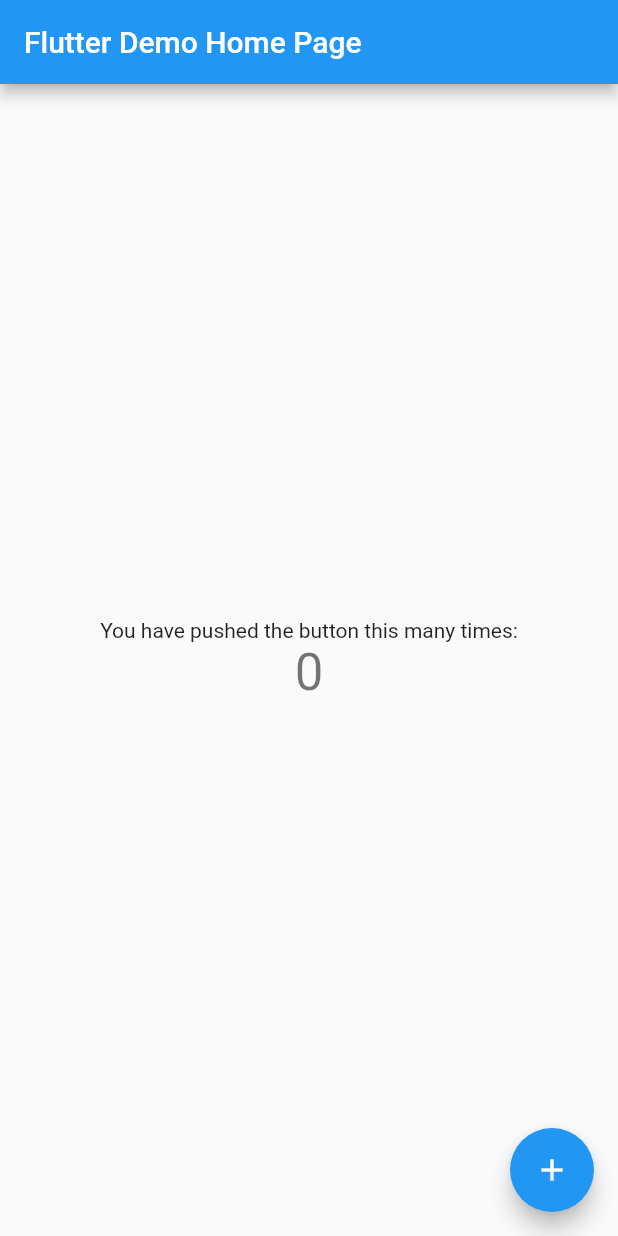
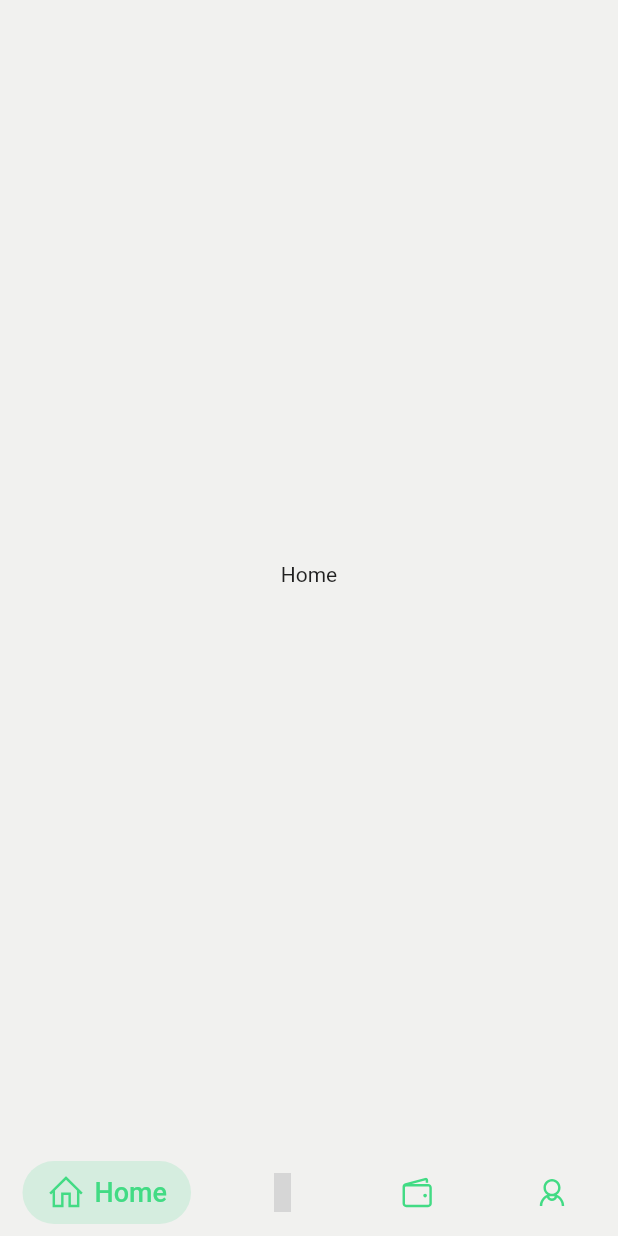
Before and after one commit to udz-codes/mockoin, a Flutter app: the screen it shows after launch, on a phone screen of 412 x 824 dp. Run offline on Flutter 3.47's test engine with Material 2 defaults, Android fonts, the phone set to English and light mode, and no system bars; drawn by our look-alikes of google_nav_bar; our stand-ins replace line_icons; grey boxes are pictures that could not be loaded.

Commit message:
Navbar Setup

```diff
--- /dev/null
+++ b/lib/constants.dart
@@ -0,0 +1,9 @@
+import 'package:flutter/material.dart';
+
+const Color kColorGreen = Color(0xff42db84);
+const Color kColorGreenLight = Color(0xffd5eddf);
+
+const Color kColorBlue = Color(0xff116479);
+
+const Color kColorDark = Color(0xff2E2E2E);
+const Color kColorLight = Color(0xfff1f1ef);
--- a/lib/main.dart
+++ b/lib/main.dart
@@ -1,4 +1,5 @@
 import 'package:flutter/material.dart';
+import 'package:mockoin/mockoin.dart';
 
 void main() {
   runApp(const MyApp());
@@ -7,109 +8,14 @@
 class MyApp extends StatelessWidget {
   const MyApp({Key? key}) : super(key: key);
 
-  // This widget is the root of your application.
   @override
   Widget build(BuildContext context) {
     return MaterialApp(
       title: 'Flutter Demo',
       theme: ThemeData(
-        // This is the theme of your application.
-        //
-        // Try running your application with "flutter run". You'll see the
-        // application has a blue toolbar. Then, without quitting the app, try
-        // changing the primarySwatch below to Colors.green and then invoke
-        // "hot reload" (press "r" in the console where you ran "flutter run",
-        // or simply save your changes to "hot reload" in a Flutter IDE).
-        // Notice that the counter didn't reset back to zero; the application
-        // is not restarted.
         primarySwatch: Colors.blue,
       ),
-      home: const MyHomePage(title: 'Flutter Demo Home Page'),
+      home: const Mockoin(),
     );
   }
 }
-
-class MyHomePage extends StatefulWidget {
-  const MyHomePage({Key? key, required this.title}) : super(key: key);
-
-  // This widget is the home page of your application. It is stateful, meaning
-  // that it has a State object (defined below) that contains fields that affect
-  // how it looks.
-
-  // This class is the configuration for the state. It holds the values (in this
-  // case the title) provided by the parent (in this case the App widget) and
-  // used by the build method of the State. Fields in a Widget subclass are
-  // always marked "final".
-
-  final String title;
-
-  @override
-  State<MyHomePage> createState() => _MyHomePageState();
-}
-
-class _MyHomePageState extends State<MyHomePage> {
-  int _counter = 0;
-
-  void _incrementCounter() {
-    setState(() {
-      // This call to setState tells the Flutter framework that something has
-      // changed in this State, which causes it to rerun the build method below
-      // so that the display can reflect the updated values. If we changed
-      // _counter without calling setState(), then the build method would not be
-      // called again, and so nothing would appear to happen.
-      _counter++;
-    });
-  }
-
-  @override
-  Widget build(BuildContext context) {
-    // This method is rerun every time setState is called, for instance as done
-    // by the _incrementCounter method above.
-    //
-    // The Flutter framework has been optimized to make rerunning build methods
-    // fast, so that you can just rebuild anything that needs updating rather
-    // than having to individually change instances of widgets.
-    return Scaffold(
-      appBar: AppBar(
-        // Here we take the value from the MyHomePage object that was created by
-        // the App.build method, and use it to set our appbar title.
-        title: Text(widget.title),
-      ),
-      body: Center(
-        // Center is a layout widget. It takes a single child and positions it
-        // in the middle of the parent.
-        child: Column(
-          // Column is also a layout widget. It takes a list of children and
-          // arranges them vertically. By default, it sizes itself to fit its
-          // children horizontally, and tries to be as tall as its parent.
-          //
-          // Invoke "debug painting" (press "p" in the console, choose the
-          // "Toggle Debug Paint" action from the Flutter Inspector in Android
-          // Studio, or the "Toggle Debug Paint" command in Visual Studio Code)
-          // to see the wireframe for each widget.
-          //
-          // Column has various properties to control how it sizes itself and
-          // how it positions its children. Here we use mainAxisAlignment to
-          // center the children vertically; the main axis here is the vertical
-          // axis because Columns are vertical (the cross axis would be
-          // horizontal).
-          mainAxisAlignment: MainAxisAlignment.center,
-          children: <Widget>[
-            const Text(
-              'You have pushed the button this many times:',
-            ),
-            Text(
-              '$_counter',
-              style: Theme.of(context).textTheme.headline4,
-            ),
-          ],
-        ),
-      ),
-      floatingActionButton: FloatingActionButton(
-        onPressed: _incrementCounter,
-        tooltip: 'Increment',
-        child: const Icon(Icons.add),
-      ), // This trailing comma makes auto-formatting nicer for build methods.
-    );
-  }
-}
--- /dev/null
+++ b/lib/mockoin.dart
@@ -0,0 +1,72 @@
+import 'package:flutter/material.dart';
+import 'package:google_nav_bar/google_nav_bar.dart';
+import 'package:mockoin/constants.dart';
+import 'package:line_icons/line_icons.dart';
+
+class Mockoin extends StatefulWidget {
+  const Mockoin({
+    Key? key,
+  }) : super(key: key);
+
+  @override
+  State<Mockoin> createState() => _MockoinState();
+}
+
+class _MockoinState extends State<Mockoin> {
+  int _selectedIndex = 0;
+
+  static const List<Widget> _widgetOptions = <Widget>[
+    Text('Home'),
+    Text('Prices'),
+    Text('My Investments'),
+    Text('Account'),
+  ];
+
+  @override
+  Widget build(BuildContext context) {
+    return Scaffold(
+      backgroundColor: kColorLight,
+      body: SafeArea(
+        child: Center(child: _widgetOptions.elementAt(_selectedIndex)),
+      ),
+      bottomNavigationBar: Container(
+        decoration: const BoxDecoration(
+          color: kColorLight,
+        ),
+        child: SafeArea(
+          child: Padding(
+            padding: const EdgeInsets.symmetric(horizontal: 15.0, vertical: 8),
+            child: GNav(
+              gap: 6,
+              iconSize: 26,
+              padding: const EdgeInsets.symmetric(horizontal: 16, vertical: 8),
+              duration: const Duration(milliseconds: 400),
+              textStyle: const TextStyle(
+                fontSize: 18,
+                fontWeight: FontWeight.w500,
+                color: kColorGreen,
+              ),
+              rippleColor: kColorGreenLight,
+              hoverColor: kColorGreenLight,
+              color: kColorGreen,
+              activeColor: kColorGreen,
+              tabBackgroundColor: kColorGreenLight,
+              tabs: const [
+                GButton(icon: LineIcons.home, text: 'Home'),
+                GButton(icon: LineIcons.barChartAlt, text: 'Prices'),
+                GButton(icon: LineIcons.wallet, text: 'Investments'),
+                GButton(icon: LineIcons.userAlt, text: 'Account'),
+              ],
+              selectedIndex: _selectedIndex,
+              onTabChange: (index) {
+                setState(() {
+                  _selectedIndex = index;
+                });
+              },
+            ),
+          ),
+        ),
+      ),
+    );
+  }
+}
--- a/pubspec.yaml
+++ b/pubspec.yaml
@@ -34,6 +34,8 @@
   # The following adds the Cupertino Icons font to your application.
   # Use with the CupertinoIcons class for iOS style icons.
   cupertino_icons: ^1.0.2
+  google_nav_bar: ^5.0.5
+  line_icons: ^2.0.1
 
 dev_dependencies:
   flutter_test:
```
